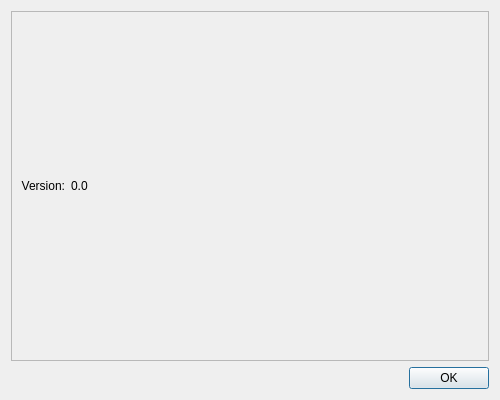
First picture: the form in zero_play/about_dialog.ui, repository donkirkby/zero-play, before the edit.
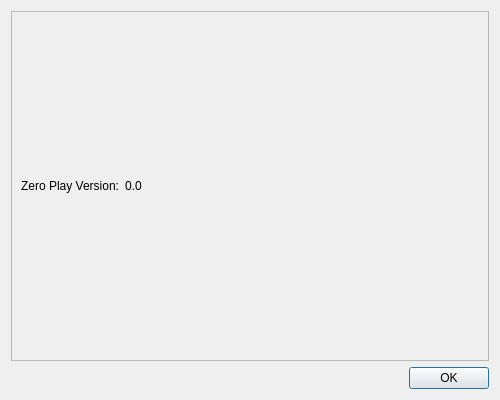
Second picture: the form after the edit.

Commit message: Close #24 by changing title of About box.

What changed in the file:
```diff
--- a/zero_play/about_dialog.ui
+++ b/zero_play/about_dialog.ui
@@ -35,7 +35,7 @@
        <item row="0" column="0">
         <widget class="QLabel" name="version_label">
          <property name="text">
-          <string>Version:</string>
+          <string>Zero Play Version:</string>
          </property>
          <property name="alignment">
           <set>Qt::AlignRight|Qt::AlignTrailing|Qt::AlignVCenter</set>
```
Left out of the diff: 2 changed lines with no effect on the pictures. The commit also changes 2 other files.
